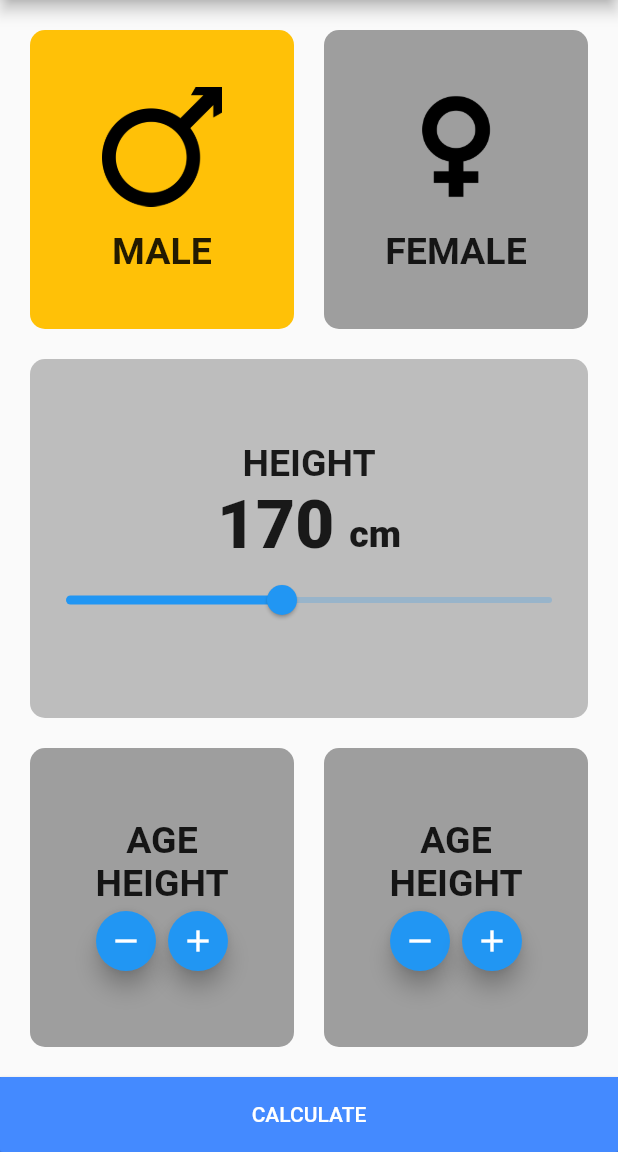
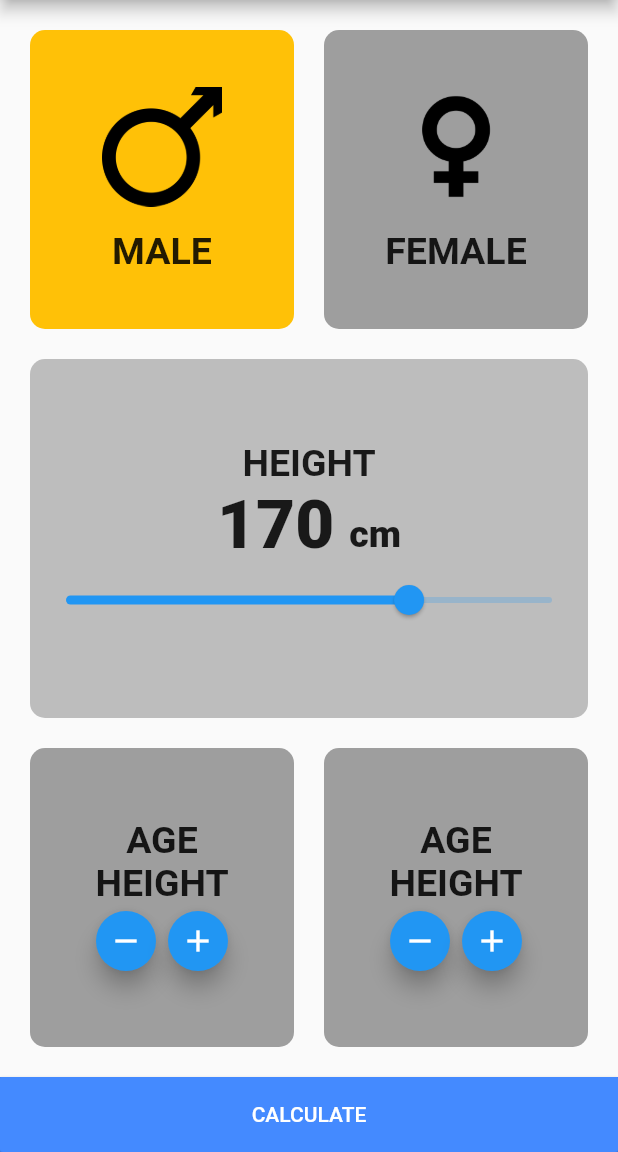
Before and after one commit to Devsaci/bmi_calculator_mansour, a Flutter app: the screen it shows after launch, on a phone screen of 412 x 824 dp, the part 84-1236 px from its top. Run offline on Flutter 3.47's test engine with Material 2 defaults, Android fonts, the phone set to English and light mode, and no system bars.

Commit message:
height = value;

```diff
--- a/lib/bmi_screen.dart
+++ b/lib/bmi_screen.dart
@@ -16,7 +16,7 @@ class BmiScreen extends StatefulWidget {
 
 class _BmiScreenState extends State<BmiScreen> {
   bool isMale = true;
-  int height = 170;
+  double height = 170;
 
   // Color _color = Colors.grey;
 
@@ -124,7 +124,7 @@ class _BmiScreenState extends State<BmiScreen> {
                       textBaseline: TextBaseline.alphabetic,
                       children: [
                         Text(
-                          '${height}',
+                          '${height.round()}',
                           style: TextStyle(
                               fontSize: 45, fontWeight: FontWeight.w900),
                         ),
@@ -139,10 +139,12 @@ class _BmiScreenState extends State<BmiScreen> {
                       ],
                     ),
                     Slider(
-                      value: 50,
-                      max: 100,
-                      min: 10,
+                      value: height,
+                      max: 220,
+                      min: 50,
                       onChanged: (value) {
+                        height = value;
+                        setState(() {});
                         print(value.round());
                       },
                     )
```
